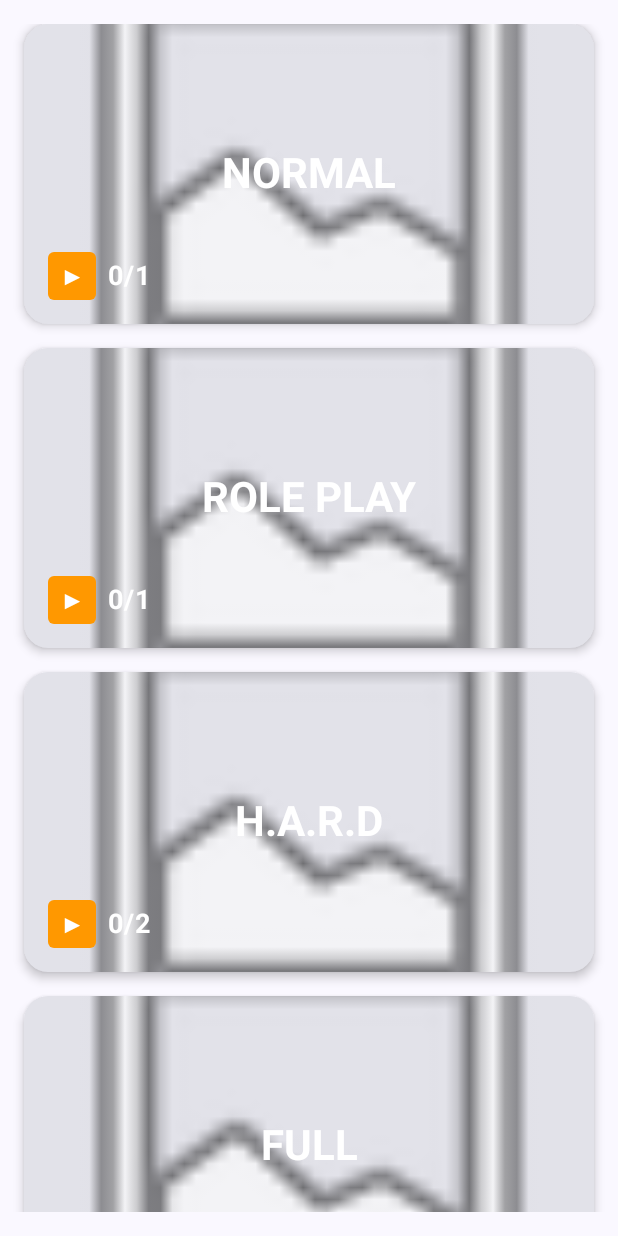
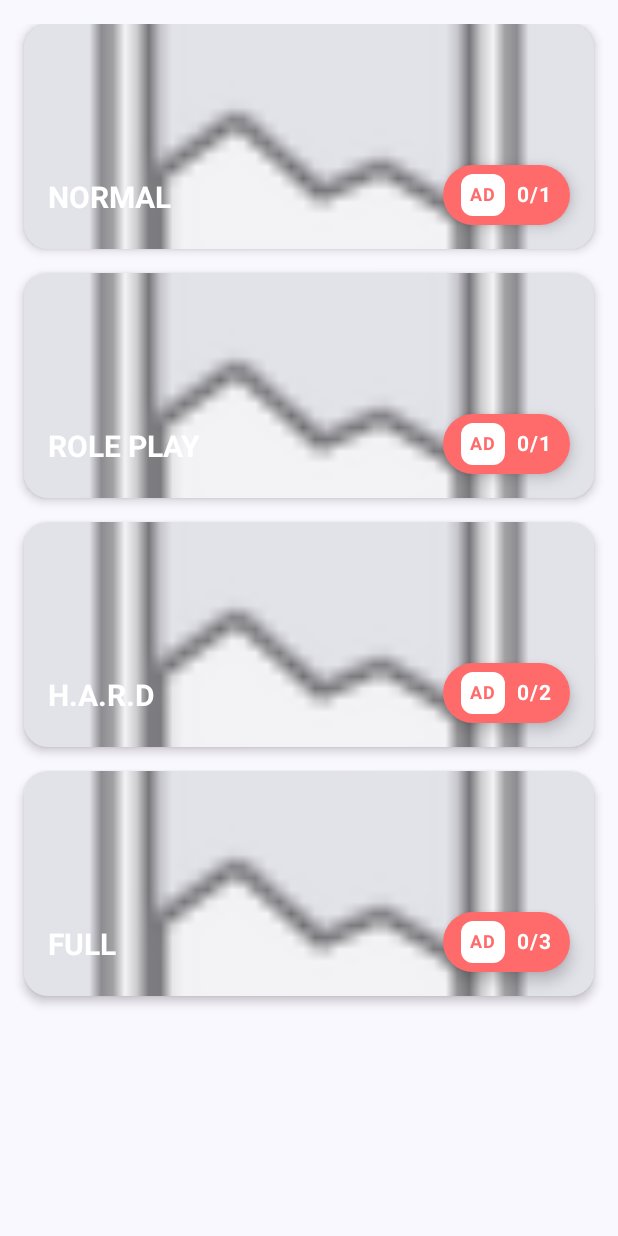
Before and after one commit to TruongAnim/admob_template, an Android app built with Jetpack Compose: the composable AlbumsScreen shown on its own in the app's theme, on a phone screen of 412 x 824 dp. Run offline under Robolectric (Android 15) with nearby library versions, the phone set to English and light mode, and no system bars; our stand-ins replace AdMob; pictures from the network do not load; 4 statements that could not run were skipped.

Commit message:
add icon title Category, change ui albumCard

```diff
--- a/app/src/main/java/com/truonganim/admob/ui/albums/AlbumsScreen.kt
+++ b/app/src/main/java/com/truonganim/admob/ui/albums/AlbumsScreen.kt
@@ -1,15 +1,26 @@
 package com.truonganim.admob.ui.albums
 
+import android.R
 import android.widget.Toast
+import androidx.activity.ComponentActivity
 import androidx.activity.compose.rememberLauncherForActivityResult
 import androidx.activity.result.contract.ActivityResultContracts
 import androidx.compose.foundation.Image
 import androidx.compose.foundation.clickable
-import androidx.compose.foundation.layout.*
+import androidx.compose.foundation.layout.Arrangement
+import androidx.compose.foundation.layout.Box
+import androidx.compose.foundation.layout.fillMaxSize
+import androidx.compose.foundation.layout.fillMaxWidth
+import androidx.compose.foundation.layout.height
+import androidx.compose.foundation.layout.padding
 import androidx.compose.foundation.lazy.LazyColumn
 import androidx.compose.foundation.lazy.items
 import androidx.compose.foundation.shape.RoundedCornerShape
-import androidx.compose.material3.*
+import androidx.compose.material3.Card
+import androidx.compose.material3.CardDefaults
+import androidx.compose.material3.CircularProgressIndicator
+import androidx.compose.material3.MaterialTheme
+import androidx.compose.material3.Text
 import androidx.compose.runtime.Composable
 import androidx.compose.runtime.collectAsState
 import androidx.compose.runtime.getValue
@@ -18,19 +29,19 @@ import androidx.compose.runtime.remember
 import androidx.compose.runtime.setValue
 import androidx.compose.ui.Alignment
 import androidx.compose.ui.Modifier
-import androidx.compose.ui.draw.clip
 import androidx.compose.ui.graphics.Color
 import androidx.compose.ui.layout.ContentScale
 import androidx.compose.ui.platform.LocalContext
 import androidx.compose.ui.res.painterResource
 import androidx.compose.ui.text.font.FontWeight
+import androidx.compose.ui.tooling.preview.Preview
 import androidx.compose.ui.unit.dp
 import androidx.compose.ui.unit.sp
 import androidx.lifecycle.viewmodel.compose.viewModel
-import com.truonganim.admob.ads.AdGateActivity
 import com.truonganim.admob.ads.AdGateHelper
 import com.truonganim.admob.data.Album
 import com.truonganim.admob.data.AlbumCategory
+import com.truonganim.admob.ui.components.AdBadge
 
 /**
  * Albums Screen
@@ -83,7 +94,7 @@ fun AlbumsScreen(
             pendingAlbum = album.category
 
             // Show ad gate (optional - respects interval)
-            AdGateHelper.showOptionalAdGate(adGateLauncher, context as androidx.activity.ComponentActivity)
+            AdGateHelper.showOptionalAdGate(adGateLauncher, context as ComponentActivity)
         }
     )
 }
@@ -127,7 +138,7 @@ private fun AlbumCard(
     Card(
         modifier = Modifier
             .fillMaxWidth()
-            .height(200.dp)
+            .height(150.dp)
             .clickable(onClick = onClick),
         shape = RoundedCornerShape(16.dp),
         elevation = CardDefaults.cardElevation(defaultElevation = 4.dp)
@@ -152,53 +163,69 @@ private fun AlbumCard(
                 // Category Title (Center)
                 Text(
                     text = album.category.displayName,
-                    modifier = Modifier.align(Alignment.Center),
+                    modifier = Modifier.align(Alignment.BottomStart),
                     style = MaterialTheme.typography.headlineMedium.copy(
                         fontWeight = FontWeight.Bold,
                         color = Color.White,
-                        fontSize = 28.sp
+                        fontSize = 20.sp
                     )
                 )
-
                 // Progress Indicator (Bottom Left)
                 if (album.totalCount > 0) {
-                    Row(
+                    // Add AD badge at bottom right
+                    AdBadge(
+                        progressText = album.progressText,
                         modifier = Modifier
-                            .align(Alignment.BottomStart),
-                        verticalAlignment = Alignment.CenterVertically,
-                        horizontalArrangement = Arrangement.spacedBy(8.dp)
-                    ) {
-                        // Play Icon
-                        Surface(
-                            modifier = Modifier.size(32.dp),
-                            shape = RoundedCornerShape(4.dp),
-                            color = Color(0xFFFF9800) // Orange color
-                        ) {
-                            Box(
-                                modifier = Modifier.fillMaxSize(),
-                                contentAlignment = Alignment.Center
-                            ) {
-                                Text(
-                                    text = "▶",
-                                    color = Color.White,
-                                    fontSize = 16.sp,
-                                    fontWeight = FontWeight.Bold
-                                )
-                            }
-                        }
-
-                        // Progress Text
-                        Text(
-                            text = album.progressText,
-                            style = MaterialTheme.typography.bodyLarge.copy(
-                                fontWeight = FontWeight.Bold,
-                                color = Color.White,
-                                fontSize = 18.sp
-                            )
-                        )
-                    }
+                            .align(Alignment.BottomEnd)
+                    )
                 }
             }
         }
     }
 }
+
+@Preview(showBackground = true)
+@Composable
+fun AlbumsContentPreview() {
+    val sampleAlbums = listOf(
+        Album(
+            category = AlbumCategory.ROLE_PLAY,
+            imageRes = R.drawable.ic_menu_gallery,
+            totalCount = 100,
+            id = "album_1",
+            currentCount = 25
+        ),
+        Album(
+            category = AlbumCategory.FULL,
+            imageRes = R.drawable.ic_menu_camera,
+            totalCount = 80,
+            id = "album_2",
+            currentCount = 40
+        ),
+        Album(
+            category = AlbumCategory.NORMAL,
+            imageRes = R.drawable.ic_menu_gallery,
+            totalCount = 50,
+            id = "album_3",
+            currentCount = 10
+        )
+    )
+    AlbumsContent(
+        albums = sampleAlbums,
+        isLoading = false,
+        onAlbumClick = {}
+    )
+}
+
+@Preview
+@Composable
+fun AlbumCardPreview() {
+    val sampleAlbum = Album(
+        category = AlbumCategory.ROLE_PLAY,
+        imageRes = R.drawable.ic_menu_gallery,
+        totalCount = 100,
+        id = "sample_album_1",
+        currentCount = 1
+    )
+    AlbumCard(album = sampleAlbum, onClick = {})
+}
--- /dev/null
+++ b/app/src/main/java/com/truonganim/admob/ui/components/AdBadge.kt
@@ -0,0 +1,65 @@
+package com.truonganim.admob.ui.components
+
+import androidx.compose.foundation.layout.Arrangement
+import androidx.compose.foundation.layout.Row
+import androidx.compose.foundation.layout.padding
+import androidx.compose.foundation.shape.RoundedCornerShape
+import androidx.compose.material3.Surface
+import androidx.compose.material3.Text
+import androidx.compose.runtime.Composable
+import androidx.compose.ui.Alignment
+import androidx.compose.ui.Modifier
+import androidx.compose.ui.graphics.Color
+import androidx.compose.ui.text.font.FontWeight
+import androidx.compose.ui.unit.dp
+import androidx.compose.ui.unit.sp
+
+@Composable
+fun AdBadge(
+    progressText: String,
+    modifier: Modifier = Modifier,
+    pillColor: Color = Color(0xFFFF6B6B),
+    adBg: Color = Color.White,
+    adTextColor: Color = pillColor
+) {
+    Surface(
+        modifier = modifier,
+        shape = RoundedCornerShape(20.dp),
+        color = pillColor,
+        shadowElevation = 6.dp
+    ) {
+        Row(
+            modifier = Modifier.padding(horizontal = 12.dp, vertical = 6.dp),
+            verticalAlignment = Alignment.CenterVertically,
+            horizontalArrangement = Arrangement.spacedBy(8.dp)
+        ) {
+            // Ô “AD” vuông bo góc
+            Surface(
+                shape = RoundedCornerShape(8.dp),
+                color = adBg
+            ) {
+                Row(
+                    modifier = Modifier.padding(horizontal = 6.dp, vertical = 2.dp),
+                    verticalAlignment = Alignment.CenterVertically,
+                    horizontalArrangement = Arrangement.spacedBy(4.dp)
+                ) {
+                    // Nếu có icon riêng thì dùng painterResource; không có thì để chữ “AD”
+                    // Icon(painterResource(R.drawable.ic_ad), contentDescription = null, tint = adTextColor, modifier = Modifier.size(14.dp))
+                    Text(
+                        text = "AD",
+                        color = adTextColor,
+                        fontSize = 12.sp,
+                        fontWeight = FontWeight.Bold
+                    )
+                }
+            }
+
+            Text(
+                text = progressText,
+                color = Color.White,
+                fontSize = 14.sp,
+                fontWeight = FontWeight.Bold
+            )
+        }
+    }
+}
```
Also changed, not shown: app/src/main/java/com/truonganim/admob/ui/home/HomeScreen.kt (+45 -1 lines), app/src/main/res/drawable/ic_category_title.png (added).
